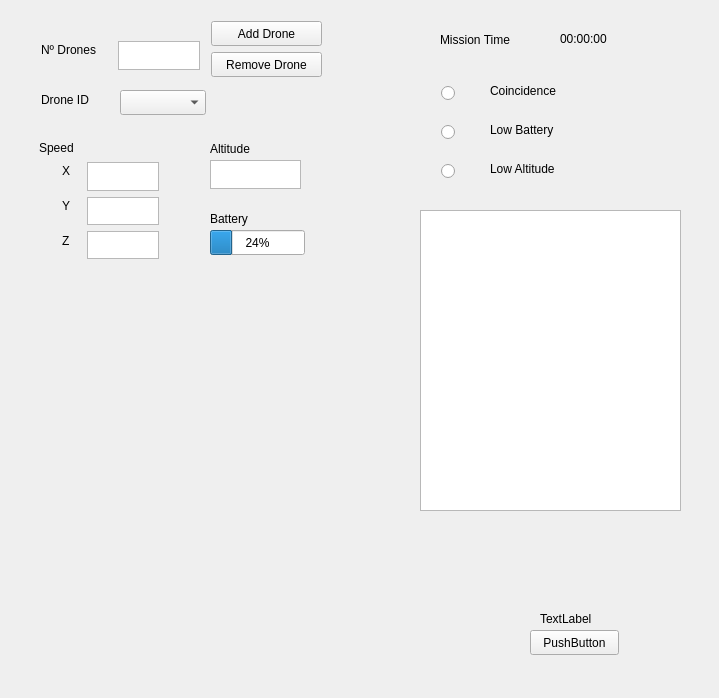
Above: ui/rqt_sarus_test_plugin/rqt_sarus_test_plugin_widget.ui from javier-ferre/rqt_sarus_gui before the change. Below: the same form after it.
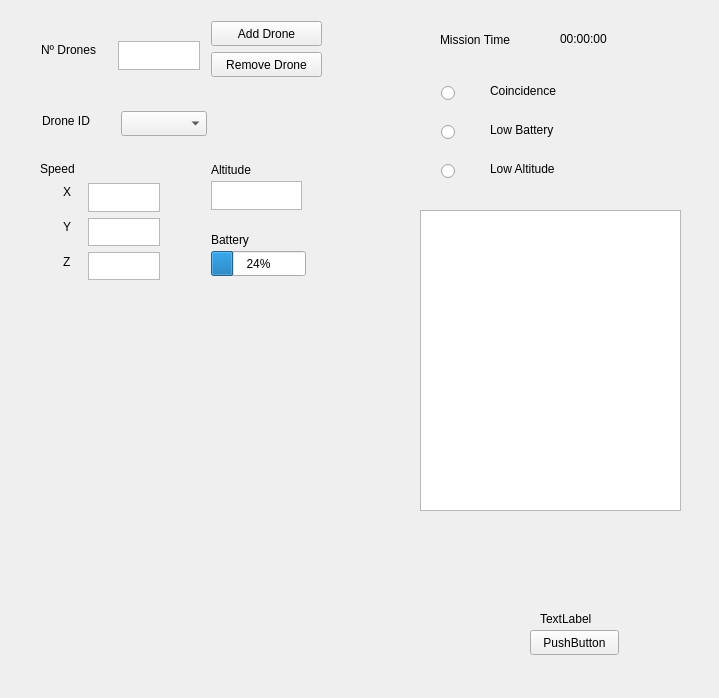
That is the form after the change.

Patch:
```diff
--- a/ui/rqt_sarus_test_plugin/rqt_sarus_test_plugin_widget.ui
+++ b/ui/rqt_sarus_test_plugin/rqt_sarus_test_plugin_widget.ui
@@ -42,8 +42,8 @@
   <widget class="QLabel" name="label_3">
    <property name="geometry">
     <rect>
-     <x>41</x>
-     <y>91</y>
+     <x>42</x>
+     <y>112</y>
      <width>61</width>
      <height>17</height>
     </rect>
@@ -114,8 +114,8 @@
   <widget class="QTextBrowser" name="speedZ">
    <property name="geometry">
     <rect>
-     <x>87</x>
-     <y>231</y>
+     <x>88</x>
+     <y>252</y>
      <width>72</width>
      <height>28</height>
     </rect>
@@ -124,8 +124,8 @@
   <widget class="QLabel" name="label_4">
    <property name="geometry">
     <rect>
-     <x>62</x>
-     <y>197</y>
+     <x>63</x>
+     <y>218</y>
      <width>16</width>
      <height>17</height>
     </rect>
@@ -137,8 +137,8 @@
   <widget class="QTextBrowser" name="speedX">
    <property name="geometry">
     <rect>
-     <x>87</x>
-     <y>162</y>
+     <x>88</x>
+     <y>183</y>
      <width>72</width>
      <height>29</height>
     </rect>
@@ -147,8 +147,8 @@
   <widget class="QLabel" name="label_5">
    <property name="geometry">
     <rect>
-     <x>62</x>
-     <y>162</y>
+     <x>63</x>
+     <y>183</y>
      <width>16</width>
      <height>17</height>
     </rect>
@@ -160,8 +160,8 @@
   <widget class="QTextBrowser" name="speedY">
    <property name="geometry">
     <rect>
-     <x>87</x>
-     <y>197</y>
+     <x>88</x>
+     <y>218</y>
      <width>72</width>
      <height>28</height>
     </rect>
@@ -170,8 +170,8 @@
   <widget class="QLabel" name="label_6">
    <property name="geometry">
     <rect>
-     <x>62</x>
-     <y>232</y>
+     <x>63</x>
+     <y>253</y>
      <width>16</width>
      <height>17</height>
     </rect>
@@ -183,8 +183,8 @@
   <widget class="QLabel" name="label_11">
    <property name="geometry">
     <rect>
-     <x>210</x>
-     <y>140</y>
+     <x>211</x>
+     <y>161</y>
      <width>56</width>
      <height>17</height>
     </rect>
@@ -196,8 +196,8 @@
   <widget class="QTextBrowser" name="altitude">
    <property name="geometry">
     <rect>
-     <x>210</x>
-     <y>160</y>
+     <x>211</x>
+     <y>181</y>
      <width>91</width>
      <height>29</height>
     </rect>
@@ -206,8 +206,8 @@
   <widget class="QLabel" name="label_10">
    <property name="geometry">
     <rect>
-     <x>210</x>
-     <y>210</y>
+     <x>211</x>
+     <y>231</y>
      <width>53</width>
      <height>17</height>
     </rect>
@@ -219,8 +219,8 @@
   <widget class="QProgressBar" name="progressBar">
    <property name="geometry">
     <rect>
-     <x>210</x>
-     <y>230</y>
+     <x>211</x>
+     <y>251</y>
      <width>95</width>
      <height>25</height>
     </rect>
@@ -297,8 +297,8 @@
   <widget class="QComboBox" name="drone_ID">
    <property name="geometry">
     <rect>
-     <x>120</x>
-     <y>90</y>
+     <x>121</x>
+     <y>111</y>
      <width>86</width>
      <height>25</height>
     </rect>
@@ -346,8 +346,8 @@
   <widget class="QLabel" name="label_13">
    <property name="geometry">
     <rect>
-     <x>39</x>
-     <y>139</y>
+     <x>40</x>
+     <y>160</y>
      <width>67</width>
      <height>17</height>
     </rect>
```
